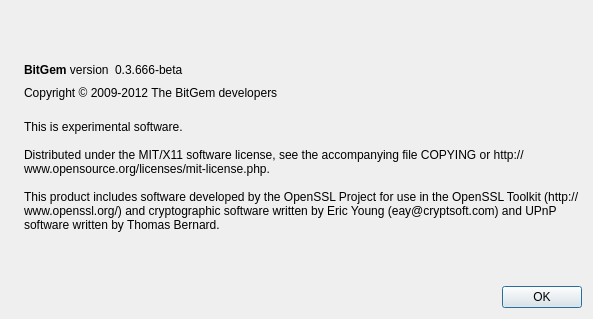
magi-retro/peercoin, file src/qt/forms/aboutdialog.ui: the form before one commit.
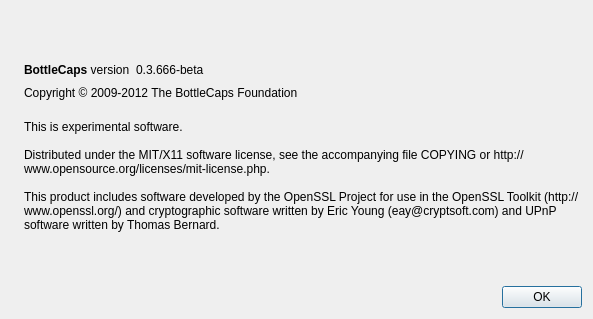
The form after the commit. Icons and pictures are not drawn.

Commit message: FORK-BOTTLE: [REMOVE] [REPLACE-COINNAME]

```diff
--- a/src/qt/forms/aboutdialog.ui
+++ b/src/qt/forms/aboutdialog.ui
@@ -50,7 +50,7 @@
           <cursorShape>IBeamCursor</cursorShape>
          </property>
          <property name="text">
-          <string>&lt;b&gt;BitGem&lt;/b&gt; version</string>
+          <string>&lt;b&gt;BottleCaps&lt;/b&gt; version</string>
          </property>
          <property name="textInteractionFlags">
           <set>Qt::LinksAccessibleByMouse|Qt::TextSelectableByKeyboard|Qt::TextSelectableByMouse</set>
@@ -91,7 +91,7 @@
         <cursorShape>IBeamCursor</cursorShape>
        </property>
        <property name="text">
-        <string>Copyright © 2009-2012 The BitGem developers</string>
+        <string>Copyright © 2009-2012 The BottleCaps Foundation</string>
        </property>
        <property name="textInteractionFlags">
         <set>Qt::LinksAccessibleByMouse|Qt::TextSelectableByKeyboard|Qt::TextSelectableByMouse</set>
```
Left out of the diff: 2 changed lines with no effect on the pictures. The commit also changes 16 other files.
